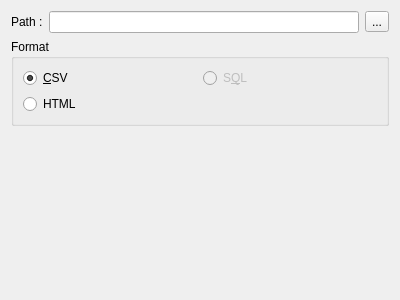
First picture: the form in src/wizards/ew_firstpage.ui, repository FrenchDilettante/dbmaster, before the edit.
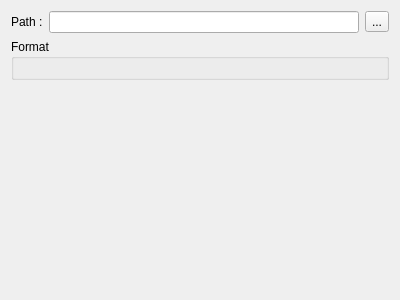
Second picture: the form after the edit.

Commit message: Après Daddy Nuke, le scalpel

What changed in the file:
```diff
--- a/src/wizards/ew_firstpage.ui
+++ b/src/wizards/ew_firstpage.ui
@@ -49,35 +49,7 @@
      <property name="title">
       <string>Format</string>
      </property>
-     <layout class="QGridLayout" name="gridLayout_2">
-      <item row="0" column="0">
-       <widget class="QRadioButton" name="csvRadioButton">
-        <property name="text">
-         <string>&amp;CSV</string>
-        </property>
-        <property name="checked">
-         <bool>true</bool>
-        </property>
-       </widget>
-      </item>
-      <item row="0" column="1">
-       <widget class="QRadioButton" name="sqlRadioButton">
-        <property name="enabled">
-         <bool>false</bool>
-        </property>
-        <property name="text">
-         <string>S&amp;QL</string>
-        </property>
-       </widget>
-      </item>
-      <item row="1" column="0">
-       <widget class="QRadioButton" name="htmlRadioButton">
-        <property name="text">
-         <string>HTML</string>
-        </property>
-       </widget>
-      </item>
-     </layout>
+     <layout class="QGridLayout" name="gridLayout_2"/>
     </widget>
    </item>
   </layout>
```
Left out of the diff: 3 changed lines with no effect on the pictures. The commit also changes 1 other file.
